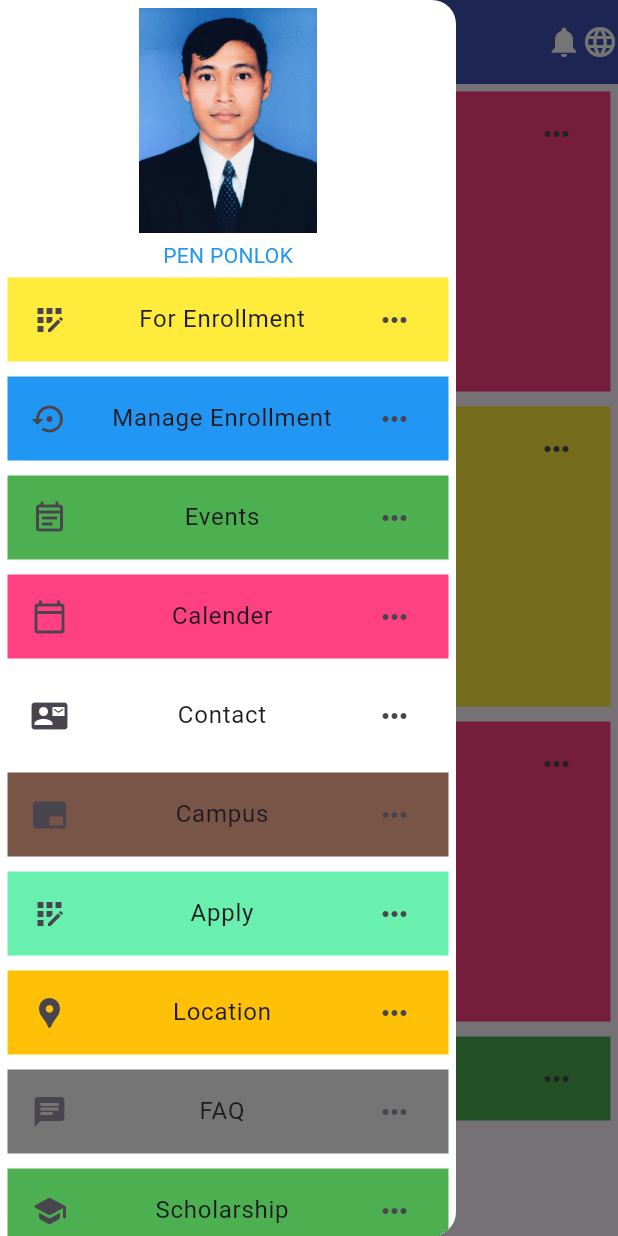
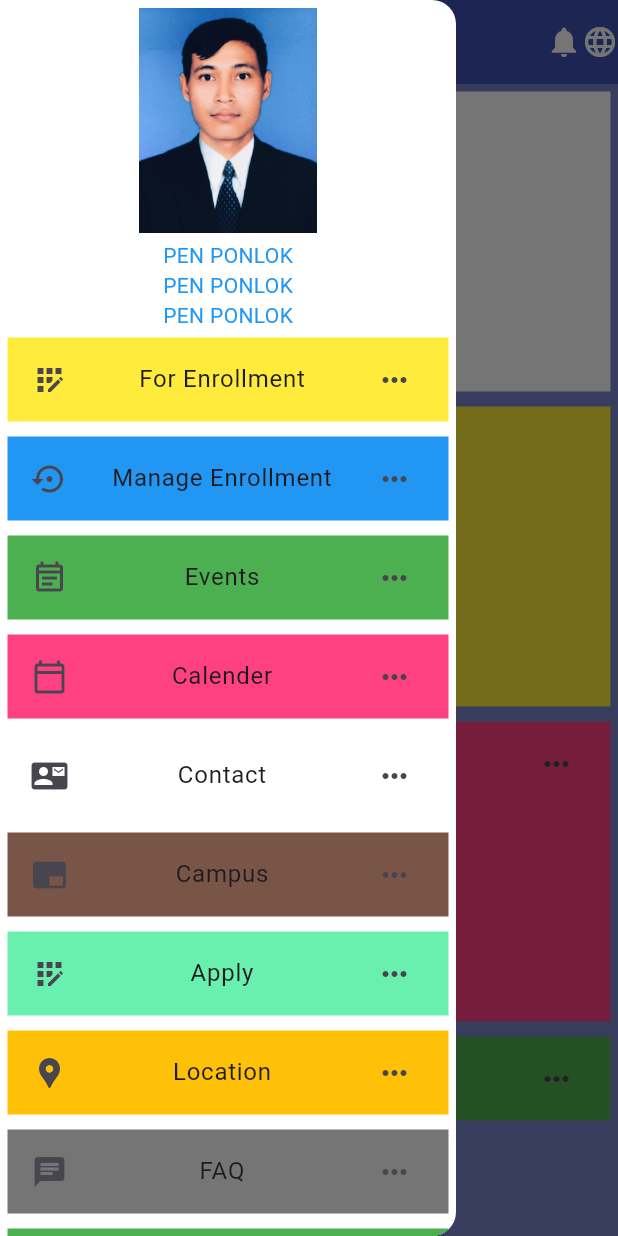
Before and after one commit to Cyperfroz00/griddemo, a Flutter app: the screen it shows after launch, with the side drawer open, on a phone screen of 412 x 824 dp. Run offline on Flutter 3.47's test engine with Material 2 defaults, Android fonts, the phone set to English and light mode, and no system bars.

Commit message:
10th update drawer with profile and category + appbar finished

```diff
--- a/lib/componnet/list_view_screen.dart
+++ b/lib/componnet/list_view_screen.dart
@@ -19,12 +19,24 @@ class _ListviewscreenState extends State<Listviewscreen> {
               children: [
                 Center(
                   child: Container(
+                    width: 150,
+                    height: 150,
                     margin: EdgeInsets.all(5),
                     child: Image.asset(
                       'assets/images/ceo.jpg',
                     ),
-                    width: 150,
-                    height: 150,
+                  ),
+                ),
+                Center(
+                  child: Text(
+                    'PEN PONLOK',
+                    style: TextStyle(color: Colors.blue),
+                  ),
+                ),
+                Center(
+                  child: Text(
+                    'PEN PONLOK',
+                    style: TextStyle(color: Colors.blue),
                   ),
                 ),
                 Center(
@@ -211,18 +223,18 @@ class _ListviewscreenState extends State<Listviewscreen> {
         ],
       ),
       body: Container(
+        color: Colors.indigo[300],
         child: ListView(
           children: [
             Container(
-              // decoration: BoxDecoration(borderRadius:),
-              width: 200,
+            //  width: 200,
               height: 200,
               margin: EdgeInsets.all(5),
-              color: Colors.pinkAccent,
-              child: ListTile(
-                leading: Icon(Icons.home),
-                title: Text('Home'),
-                trailing: Icon(Icons.more_horiz),
+              color: Colors.white,
+              child: const ListTile(
+          //      leading: Icon(Icons.home),
+                title: Text('Card'),
+          //      trailing: Icon(Icons.more_horiz),
               ),
             ),
             Container(
@@ -230,10 +242,10 @@ class _ListviewscreenState extends State<Listviewscreen> {
               height: 200,
               margin: EdgeInsets.all(5),
               color: Colors.yellow[500],
-              child: ListTile(
-                leading: Icon(Icons.map),
+              child: const ListTile(
+              //  leading: Icon(Icons.map),
                 title: Text('Map'),
-                trailing: Icon(Icons.more_horiz),
+               // trailing: Icon(Icons.more_horiz),
               ),
             ),
             Container(
@@ -241,7 +253,7 @@ class _ListviewscreenState extends State<Listviewscreen> {
               height: 200,
               margin: EdgeInsets.all(5),
               color: Colors.pinkAccent,
-              child: ListTile(
+              child: const ListTile(
                 leading: Icon(Icons.phone_android),
                 title: Text('Phone'),
                 trailing: Icon(Icons.more_horiz),
@@ -250,7 +262,7 @@ class _ListviewscreenState extends State<Listviewscreen> {
             Container(
               margin: EdgeInsets.all(5),
               color: Colors.green,
-              child: ListTile(
+              child: const ListTile(
                 leading: Icon(Icons.call),
                 title: Text('Call'),
                 trailing: Icon(Icons.more_horiz),
```
